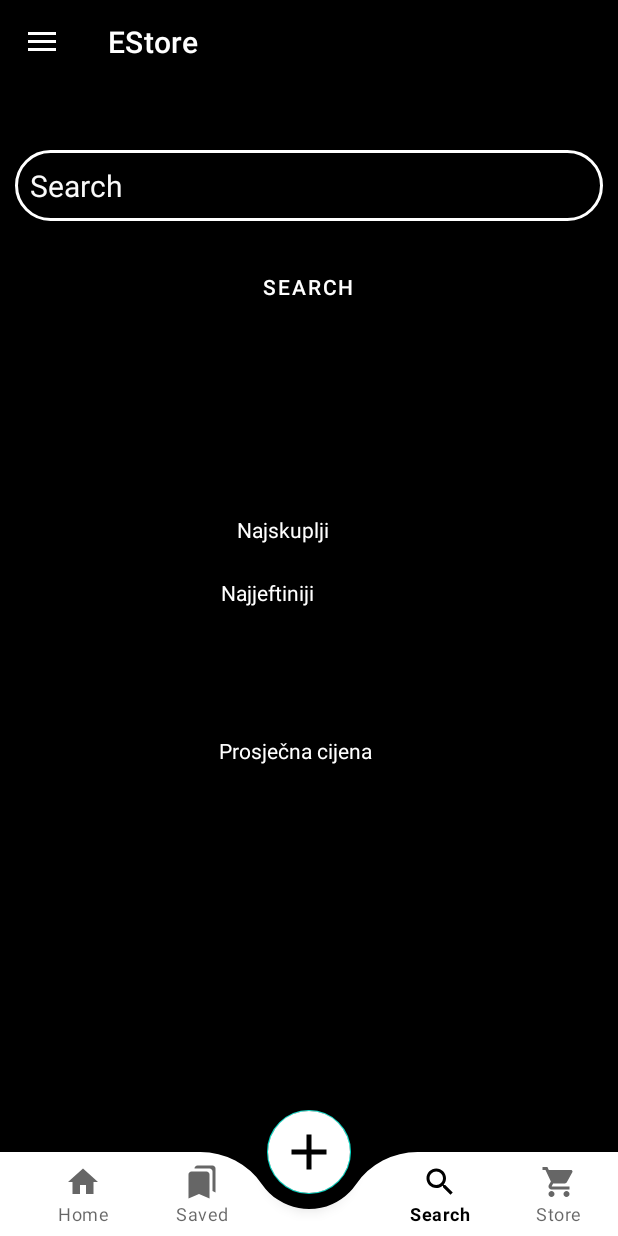
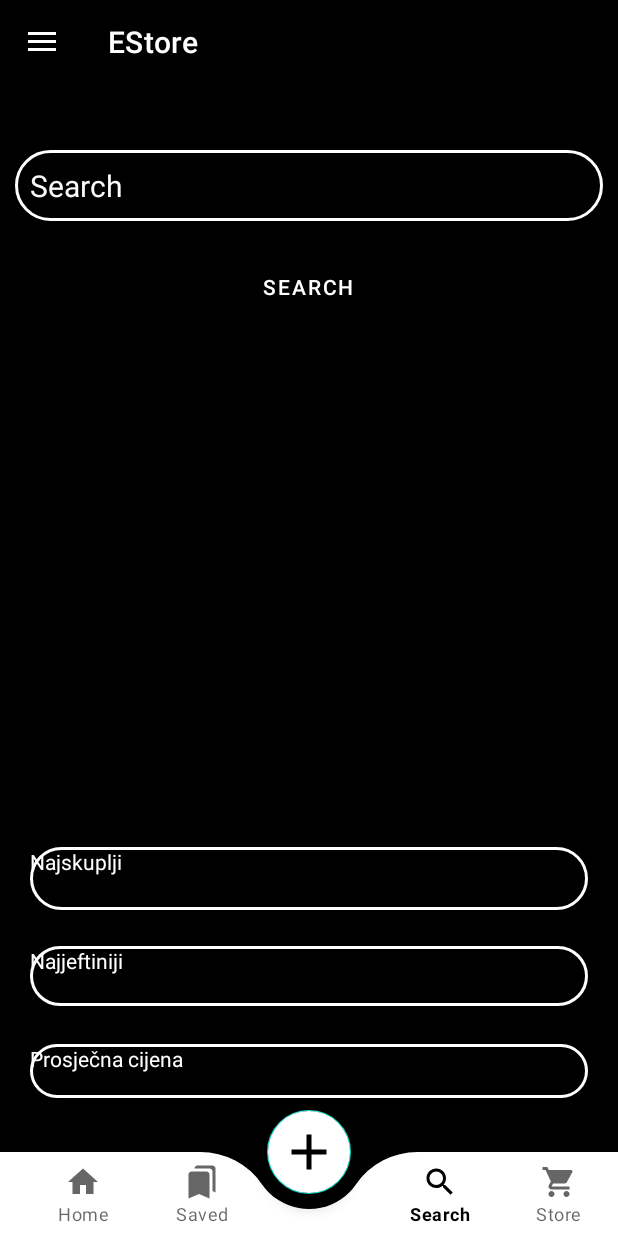
Before and after one commit to Cager1/mobilna-projekt, an Android app: the screen it shows after launch (MainActivity), item 4 of the bottom bar chosen, on a phone screen of 412 x 824 dp. Run offline under Robolectric (Android 15) with nearby library versions, the phone set to English and light mode, and no system bars; our stand-ins replace Firebase (no records; nobody signed in at launch, a user with empty details on screens opened directly).

Commit message:
UI Adjustments

```diff
--- a/app/src/main/res/layout/fragment_search.xml
+++ b/app/src/main/res/layout/fragment_search.xml
@@ -38,7 +38,7 @@
     <ProgressBar
         android:id="@+id/progress_bar"
         style="?android:attr/progressBarStyle"
-        android:layout_width="wrap_content"
+        android:layout_width="match_parent"
         android:layout_height="wrap_content"
         android:layout_alignParentStart="true"
         android:layout_alignParentTop="true"
@@ -52,27 +52,26 @@
 
     <TextView
         android:id="@+id/expensive"
-        android:layout_width="97dp"
-        android:layout_height="wrap_content"
-        android:layout_alignParentStart="true"
-        android:layout_alignParentEnd="true"
+        android:layout_width="match_parent"
+        android:layout_height="42dp"
         android:layout_alignParentBottom="true"
-        android:layout_marginStart="158dp"
-        android:layout_marginEnd="155dp"
-        android:textColor="@color/white"
-        android:layout_marginBottom="461dp"
-        android:text="Najskuplji" />
+        android:layout_marginStart="20dp"
+        android:layout_marginEnd="20dp"
+        android:layout_marginBottom="217dp"
+        android:background="@drawable/custom_edit_text_white"
+        android:text="Najskuplji"
+        android:textColor="@color/white" />
 
     <TextView
         android:id="@+id/least_expensive"
-        android:layout_width="120dp"
-        android:layout_height="wrap_content"
-        android:layout_alignParentStart="true"
-        android:layout_alignParentEnd="true"
+        android:layout_width="match_parent"
+        android:layout_height="40dp"
         android:layout_alignParentBottom="true"
-        android:layout_marginStart="147dp"
-        android:layout_marginEnd="144dp"
-        android:layout_marginBottom="419dp"
+        android:layout_marginStart="20dp"
+        android:layout_marginTop="201dp"
+        android:layout_marginEnd="20dp"
+        android:layout_marginBottom="153dp"
+        android:background="@drawable/custom_edit_text_white"
         android:text="Najjeftiniji"
         android:textColor="@color/white" />
 
@@ -83,9 +82,10 @@
         android:layout_alignParentStart="true"
         android:layout_alignParentEnd="true"
         android:layout_alignParentBottom="true"
-        android:layout_marginStart="146dp"
-        android:layout_marginEnd="119dp"
-        android:layout_marginBottom="297dp"
+        android:layout_marginStart="20dp"
+        android:layout_marginEnd="20dp"
+        android:layout_marginBottom="92dp"
+        android:background="@drawable/custom_edit_text_white"
         android:text="Prosječna cijena"
         android:textColor="@color/white" />
 
```
